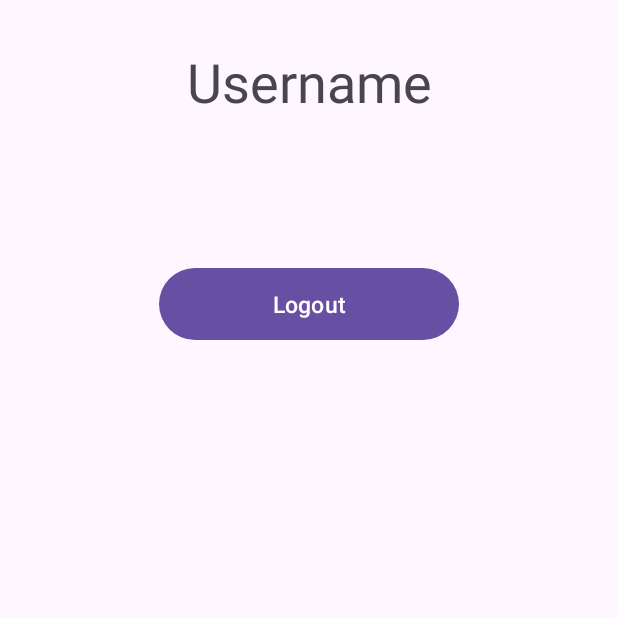
After one commit to Arthur-Vogel/LeQuizzyBaguette, an Android app: the LandingPage screen opened directly, with no data from a screen before it, on a phone screen of 412 x 824 dp, the top half of it. The commit adds this screen. Run offline under Robolectric (Android 15) with nearby library versions, the light colour scheme and no system bars; our stand-ins replace Room's generated code; 1 statement that could not run was skipped.

Commit message:
nathan nuit blanche

```diff
--- /dev/null
+++ b/app/src/main/java/com/example/quizz/LandingPage.java
@@ -0,0 +1,203 @@
+package com.example.quizz;
+
+import android.content.Context;
+import android.content.DialogInterface;
+import android.content.Intent;
+import android.content.SharedPreferences;
+import android.os.Bundle;
+import android.util.Log;
+import android.view.Menu;
+import android.view.MenuItem;
+import android.view.View;
+import android.widget.Toast;
+
+import androidx.activity.EdgeToEdge;
+import androidx.annotation.NonNull;
+import androidx.appcompat.app.AlertDialog;
+import androidx.appcompat.app.AppCompatActivity;
+import androidx.core.graphics.Insets;
+import androidx.core.view.ViewCompat;
+import androidx.core.view.WindowInsetsCompat;
+import androidx.lifecycle.LiveData;
+
+import com.example.quizz.databinding.ActivityLandingPageBinding;
+
+public class LandingPage extends AppCompatActivity {
+
+    static final String SAVED_INSTANCE_STATE_USERID_KEY = "com.example.quizz.SAVED_INSTANCE_STATE_USERID_KEY";
+    private static final String MAIN_ACTIVITY_USER_ID = "com.example.quizz.MAIN_ACTIVITY_USER_ID";
+
+    public static final String TAG = "DAC_LEQUIZZYBAGUETTE";
+    ActivityLandingPageBinding binding;
+    private UserRepository repository;
+
+    private static final int LOGGED_OUT = -1;
+    private int loggedInUserId = -1;
+
+    private User user;
+
+    public static Intent LandingPageIntentFactory(Context applicationContext, int userId) {
+        Intent intent = new Intent(applicationContext, LandingPage.class);
+        intent.putExtra(MAIN_ACTIVITY_USER_ID, userId);
+        return intent;
+    }
+
+
+    @Override
+    protected void onCreate(Bundle savedInstanceState) {
+        super.onCreate(savedInstanceState);
+        binding = ActivityLandingPageBinding.inflate(getLayoutInflater());
+        setContentView(binding.getRoot());
+
+        repository = UserRepository.getRepository(getApplication());
+        if (repository == null){
+            Log.println(Log.ERROR, TAG, "Repository null");
+        }
+        loginUser(savedInstanceState);
+
+        // DEBUG
+        User user2 = new User("admin2", "admin2");
+        user2.setAdmin(true);
+        repository.insertUser(user);
+        repository.getAllUsers().observe(this, users -> {
+            Log.i(TAG, "Users in DB: " + users.size());
+            for (User u : users) {
+                Log.i(TAG, "User: " + u.username);
+            }
+        });
+        Log.println(Log.INFO, TAG, String.format("user admin Id is "+ repository.getUserByUserId(1).getValue()));
+        Log.println(Log.INFO, TAG, String.format("user Id = "+ loggedInUserId));
+        Log.println(Log.INFO, TAG, "User: " + repository.getUserByUserId(loggedInUserId).getValue());
+
+        // User not logged in
+        if (loggedInUserId == -1){
+            Intent intent = LoginActivity.loginIntentFactory(getApplicationContext());
+            startActivity(intent);
+        }
+        updateSharedPreference();
+
+        if (user == null){
+            Log.println(Log.ERROR, TAG, "USER NULL");
+        }
+//        else {
+//            if (user.isAdmin) {
+//                binding.AdminAreaButton.setVisibility(View.VISIBLE);
+//                binding.AdminAreaButton.setOnClickListener(new View.OnClickListener() {
+//                    @Override
+//                    public void onClick(View v) {
+//                        // Admin button
+//
+//                    }
+//                });
+//            } else {
+//                binding.AdminAreaButton.setVisibility(View.INVISIBLE);
+//            }
+//        }
+
+        binding.logoutButton.setOnClickListener(new View.OnClickListener() {
+            @Override
+            public void onClick(View v) {
+                showLogoutDialog();
+            }
+        });
+    }
+
+    private void logout() {
+        loggedInUserId = LOGGED_OUT;
+        updateSharedPreference();
+        getIntent().putExtra(MAIN_ACTIVITY_USER_ID, LOGGED_OUT);
+
+        startActivity(new Intent(getApplicationContext(), MainActivity.class));
+
+    }
+
+    private void loginUser(Bundle savedInstanceState) {
+        Log.i(TAG, "loginUser function started");
+
+        SharedPreferences sharedPreferences = getSharedPreferences(getString(R.string.preference_file_key), Context.MODE_PRIVATE);
+        loggedInUserId = sharedPreferences.getInt(getString(R.string.preference_user_id_key), LOGGED_OUT);
+
+        if (loggedInUserId == LOGGED_OUT && savedInstanceState != null && savedInstanceState.containsKey(SAVED_INSTANCE_STATE_USERID_KEY)) {
+            Log.i(TAG, "Restoring user ID from savedInstanceState");
+            loggedInUserId = savedInstanceState.getInt(SAVED_INSTANCE_STATE_USERID_KEY, LOGGED_OUT);
+        }
+
+        if (loggedInUserId == LOGGED_OUT) {
+            Log.i(TAG, "Getting user ID from intent extras");
+            loggedInUserId = getIntent().getIntExtra(MAIN_ACTIVITY_USER_ID, LOGGED_OUT);
+        }
+
+        if (loggedInUserId == LOGGED_OUT) {
+            Log.e(TAG, "User ID still not found. Redirecting to login screen.");
+            startActivity(LoginActivity.loginIntentFactory(getApplicationContext()));
+            return;
+        }
+
+        // Now observe the user LiveData — this ensures we react once the user is actually loaded
+        repository.getUserByUserId(loggedInUserId).observe(this, user -> {
+            if (user == null) {
+                Log.e(TAG, "User not found in DB. Likely DB not initialized yet.");
+                Toast.makeText(this, "Error loading user. Try restarting app.", Toast.LENGTH_SHORT).show();
+                return;
+            }
+
+            this.user = user;
+            Log.i(TAG, "User loaded: " + user.username);
+            invalidateOptionsMenu();
+
+            // Optional: show a message or update UI
+            updateSharedPreference();
+            checkIfAdmin(user);
+        });
+    }
+
+    private void checkIfAdmin(User user) {
+        if (user.isAdmin) {
+            binding.AdminAreaButton.setVisibility(View.VISIBLE);
+            binding.AdminAreaButton.setOnClickListener(v -> {
+                // Handle admin button
+            });
+        } else {
+            binding.AdminAreaButton.setVisibility(View.INVISIBLE);
+        }
+    }
+
+    private void updateSharedPreference() {
+        SharedPreferences sharedPreferences = getApplicationContext().getSharedPreferences(getString(R.string.preference_file_key),
+                Context.MODE_PRIVATE);
+        SharedPreferences.Editor sharedPrefEditor = sharedPreferences.edit();
+        sharedPrefEditor.putInt(getString(R.string.preference_user_id_key), loggedInUserId);
+        sharedPrefEditor.apply();
+    }
+
+    @Override
+    protected void onSaveInstanceState(@NonNull Bundle outState) {
+        super.onSaveInstanceState(outState);
+        outState.putInt(SAVED_INSTANCE_STATE_USERID_KEY, loggedInUserId);
+        updateSharedPreference();
+    }
+
+    private void showLogoutDialog() {
+        AlertDialog.Builder alertBuilder = new AlertDialog.Builder(LandingPage.this);
+        final AlertDialog alertDialog = alertBuilder.create();
+
+        alertBuilder.setMessage("Logout?");
+
+        alertBuilder.setPositiveButton("Logout", new DialogInterface.OnClickListener() {
+            @Override
+            public void onClick(DialogInterface dialog, int which) {
+                logout();
+            }
+        });
+
+        alertBuilder.setNegativeButton("Cancel", new DialogInterface.OnClickListener() {
+            @Override
+            public void onClick(DialogInterface dialog, int which) {
+                alertDialog.dismiss();
+            }
+        });
+
+        alertBuilder.create().show();
+    }
+
+}
--- a/app/src/main/java/com/example/quizz/MainActivity.java
+++ b/app/src/main/java/com/example/quizz/MainActivity.java
@@ -9,6 +9,7 @@ import androidx.core.view.ViewCompat;
 import androidx.core.view.WindowInsetsCompat;
 
 public class MainActivity extends AppCompatActivity {
+
 
     @Override
     protected void onCreate(Bundle savedInstanceState) {
--- a/app/src/main/java/com/example/quizz/User.java
+++ b/app/src/main/java/com/example/quizz/User.java
@@ -3,7 +3,7 @@ import androidx.annotation.NonNull;
 import androidx.room.Entity;
 import androidx.room.PrimaryKey;
 
-@Entity(tableName = "users")
+@Entity(tableName = AppDatabase.USER_TABLE)
 public class User {
     @PrimaryKey(autoGenerate = true)
     public int id;
@@ -21,4 +21,30 @@ public class User {
         this.password = password;
         this.isAdmin = false;
     }
+
+    public boolean isAdmin() {
+        return isAdmin;
+    }
+
+    public void setAdmin(boolean admin) {
+        isAdmin = admin;
+    }
+
+    @NonNull
+    public String getPassword() {
+        return password;
+    }
+
+    public void setPassword(@NonNull String password) {
+        this.password = password;
+    }
+
+    @NonNull
+    public String getUsername() {
+        return username;
+    }
+
+    public void setUsername(@NonNull String username) {
+        this.username = username;
+    }
 }
--- a/app/src/main/java/com/example/quizz/UserDAO.java
+++ b/app/src/main/java/com/example/quizz/UserDAO.java
@@ -2,21 +2,38 @@ package com.example.quizz;
 
 import androidx.lifecycle.LiveData;
 import androidx.room.Dao;
+import androidx.room.Delete;
 import androidx.room.Insert;
 import androidx.room.OnConflictStrategy;
 import androidx.room.Query;
 
+import com.example.quizz.User;
+
+import java.util.List;
+
 @Dao
 public interface UserDAO {
     @Insert(onConflict = OnConflictStrategy.REPLACE)
-    void insert(User... users);
+    void insert(User... user);
 
-    @Query("SELECT * FROM users WHERE username = :username AND password = :password")
+    @Delete
+    void delete(User user);
+
+    @Query("DELETE FROM " + AppDatabase.USER_TABLE)
+    void deleteAll();
+
+    @Query("SELECT * FROM " + AppDatabase.USER_TABLE + " ORDER BY username")
+    LiveData<List<User>> getAllUsers();
+
+    @Query("SELECT * FROM " + AppDatabase.USER_TABLE + " WHERE username = :username AND password = :password")
     LiveData<User> getUser(String username, String password);
 
-    @Query("DELETE FROM users")
-    void deleteAll();
+    @Query("SELECT * FROM " + AppDatabase.USER_TABLE + " WHERE username = :username AND password = :password LIMIT 1")
+    User getUserSync(String username, String password);
 
-    @Query("SELECT * FROM users WHERE username = :username AND password = :password LIMIT 1")
-    User getUserSync(String username, String password);
+    @Query("SELECT * FROM " + AppDatabase.USER_TABLE + " WHERE username == :username" )
+    LiveData<User> getUserByUserName(String username);
+
+    @Query("SELECT * FROM " + AppDatabase.USER_TABLE + " WHERE id == :userId" )
+    LiveData<User> getUserByUserId(int userId);
 }
--- a/app/src/main/java/com/example/quizz/UserRepository.java
+++ b/app/src/main/java/com/example/quizz/UserRepository.java
@@ -1,8 +1,14 @@
 package com.example.quizz;
 
 import android.app.Application;
+import android.util.Log;
 
 import androidx.lifecycle.LiveData;
+
+import java.util.List;
+import java.util.concurrent.Callable;
+import java.util.concurrent.ExecutionException;
+import java.util.concurrent.Future;
 
 public class UserRepository {
     private final UserDAO userDAO;
@@ -13,7 +19,38 @@ public class UserRepository {
         userDAO = db.userDAO();
     }
 
-    public static UserRepository getRepository(Application application) {
+//    public static UserRepository getRepository(Application application) {
+//        if (instance == null) {
+//            synchronized (UserRepository.class) {
+//                if (instance == null) {
+//                    instance = new UserRepository(application);
+//                }
+//            }
+//        }
+//        return instance;
+//    }
+
+    public static UserRepository getRepository(Application application){
+        if (instance != null){
+            return instance;
+        }
+        Future<UserRepository> future = AppDatabase.databaseWriteExecutor.submit(
+                new Callable<UserRepository>() {
+                    @Override
+                    public UserRepository call() throws Exception {
+                        return new UserRepository(application);
+                    }
+                }
+        );
+        try {
+            return future.get();
+        }catch (InterruptedException | ExecutionException e){
+            Log.d(LandingPage.TAG, "Problem getting GymLogRepository, thread error");
+        }
+        return null;
+    }
+
+    public static UserRepository getInstance(Application application) {
         if (instance == null) {
             synchronized (UserRepository.class) {
                 if (instance == null) {
@@ -24,7 +61,26 @@ public class UserRepository {
         return instance;
     }
 
+    public void insertUser(User... user){
+        AppDatabase.databaseWriteExecutor.execute( ()->
+        {
+            userDAO.insert(user);
+        });
+    }
+
     public User getUserByUsernameAndPassword(String username, String password) {
         return userDAO.getUserSync(username, password);
     }
+
+    public LiveData<User> getUserByUserName(String username) {
+        return userDAO.getUserByUserName(username);
+    }
+
+    public LiveData<User> getUserByUserId(int userId) {
+        return userDAO.getUserByUserId(userId);
+    }
+
+    public LiveData<List<User>> getAllUsers(){
+        return userDAO.getAllUsers();
+    }
 }
--- /dev/null
+++ b/app/src/main/res/layout/activity_landing_page.xml
@@ -0,0 +1,46 @@
+<?xml version="1.0" encoding="utf-8"?>
+<androidx.constraintlayout.widget.ConstraintLayout xmlns:android="http://schemas.android.com/apk/res/android"
+    xmlns:app="http://schemas.android.com/apk/res-auto"
+    xmlns:tools="http://schemas.android.com/tools"
+    android:id="@+id/main"
+    android:layout_width="match_parent"
+    android:layout_height="match_parent"
+    tools:context=".LandingPage">
+
+    <TextView
+        android:id="@+id/UsernameTextView"
+        android:layout_width="match_parent"
+        android:layout_height="wrap_content"
+        android:layout_marginTop="30dp"
+        android:gravity="center_horizontal"
+        android:text="@string/username"
+        android:textSize="36sp"
+        app:layout_constraintStart_toStartOf="parent"
+        app:layout_constraintEnd_toEndOf="parent"
+        app:layout_constraintTop_toTopOf="parent" />
+
+    <Button
+        android:id="@+id/AdminAreaButton"
+        android:layout_width="200dp"
+        android:layout_height="56dp"
+        android:layout_marginTop="20dp"
+        android:text="@string/admin_only"
+        android:textSize="15sp"
+        android:visibility="invisible"
+        app:layout_constraintEnd_toEndOf="parent"
+        app:layout_constraintStart_toStartOf="parent"
+        app:layout_constraintTop_toBottomOf="@+id/UsernameTextView"
+        tools:visibility="visible" />
+
+    <Button
+        android:id="@+id/logoutButton"
+        android:layout_width="200dp"
+        android:layout_height="56dp"
+        android:layout_marginTop="20dp"
+        android:text="@string/logout"
+        android:textSize="15sp"
+        app:layout_constraintEnd_toEndOf="parent"
+        app:layout_constraintStart_toStartOf="parent"
+        app:layout_constraintTop_toBottomOf="@+id/AdminAreaButton" />
+
+</androidx.constraintlayout.widget.ConstraintLayout>
--- a/app/src/main/res/values/strings.xml
+++ b/app/src/main/res/values/strings.xml
@@ -4,4 +4,9 @@
     <string name="login_username">login_username</string>
     <string name="password">password</string>
     <string name="login_button">login_button</string>
+    <string name="username">Username</string>
+    <string name="admin_only">Admin Only 😎</string>
+    <string name="logout">Logout</string>
+    <string name="preference_file_key">PreferenceFileKey</string>
+    <string name="preference_user_id_key">PreferenceUserIdKey</string>
 </resources>
```
Also changed, not shown: app/src/main/AndroidManifest.xml (+6 -10 lines), app/src/main/java/com/example/quizz/AppDatabase.java (+46 -13 lines), app/src/main/java/com/example/quizz/LoginActivity.java (+31 -9 lines).
